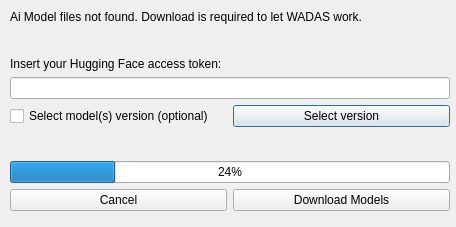
The window that wadas/ui/qt/ai_model_download.ui (wadas-project/WADAS) describes before a commit, drawn with Qt 5.
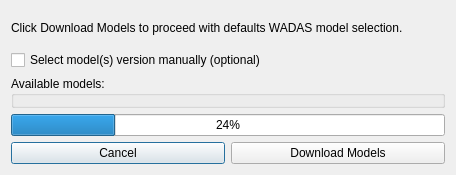
The same window after the commit.

Commit message: introduced GDPR, list of models to download

```diff
--- a/wadas/ui/qt/ai_model_download.ui
+++ b/wadas/ui/qt/ai_model_download.ui
@@ -7,106 +7,56 @@
     <x>0</x>
     <y>0</y>
     <width>456</width>
-    <height>227</height>
+    <height>175</height>
    </rect>
   </property>
   <property name="windowTitle">
    <string>Download AI Models</string>
   </property>
-  <widget class="QWidget" name="gridLayoutWidget">
-   <property name="geometry">
-    <rect>
-     <x>10</x>
-     <y>10</y>
-     <width>440</width>
-     <height>201</height>
-    </rect>
-   </property>
-   <layout class="QGridLayout" name="gridLayout">
-    <item row="7" column="1">
-     <widget class="QCheckBox" name="checkBox_select_versions">
+  <layout class="QGridLayout" name="gridLayout_2">
+   <item row="4" column="0">
+    <widget class="QPushButton" name="pushButton_cancel">
       <property name="text">
-       <string>Select model(s) version (optional)</string>
+      <string>Cancel</string>
       </property>
      </widget>
     </item>
-    <item row="3" column="1">
-     <spacer name="verticalSpacer">
-      <property name="orientation">
-       <enum>Qt::Orientation::Vertical</enum>
-      </property>
-      <property name="sizeHint" stdset="0">
-       <size>
-        <width>20</width>
-        <height>40</height>
-       </size>
-      </property>
-     </spacer>
-    </item>
-    <item row="9" column="1" colspan="2">
+   <item row="3" column="0" colspan="2">
      <widget class="QProgressBar" name="progressBar">
       <property name="value">
        <number>24</number>
       </property>
      </widget>
     </item>
-    <item row="4" column="1" colspan="2">
-     <widget class="QLabel" name="label">
-      <property name="text">
-       <string>Insert your Hugging Face access token:</string>
-      </property>
-     </widget>
-    </item>
-    <item row="7" column="2">
-     <widget class="QPushButton" name="pushButton_select_model_version">
-      <property name="text">
-       <string>Select version</string>
-      </property>
-     </widget>
-    </item>
-    <item row="0" column="1" colspan="2">
-     <widget class="QLabel" name="label_welcome_message">
-      <property name="text">
-       <string>Ai Model files not found. Download is required to let WADAS work.</string>
-      </property>
-     </widget>
-    </item>
-    <item row="10" column="2">
+   <item row="4" column="1">
      <widget class="QPushButton" name="pushButton_download">
       <property name="text">
        <string>Download Models</string>
       </property>
      </widget>
     </item>
-    <item row="10" column="1">
-     <widget class="QPushButton" name="pushButton_cancel">
-      <property name="text">
-       <string>Cancel</string>
+   <item row="2" column="0" colspan="2">
+    <widget class="QGroupBox" name="groupBox_available_models">
+     <property name="title">
+      <string>Available models:</string>
       </property>
      </widget>
     </item>
-    <item row="5" column="1" colspan="2">
-     <widget class="QLineEdit" name="lineEdit_token">
-      <property name="echoMode">
-       <enum>QLineEdit::EchoMode::Password</enum>
+   <item row="0" column="0" colspan="2">
+    <widget class="QLabel" name="label">
+     <property name="text">
+      <string>Click Download Models to proceed with defaults WADAS model selection.</string>
       </property>
      </widget>
     </item>
-    <item row="8" column="1">
-     <spacer name="verticalSpacer_2">
-      <property name="orientation">
-       <enum>Qt::Orientation::Vertical</enum>
-      </property>
-      <property name="sizeHint" stdset="0">
-       <size>
-        <width>20</width>
-        <height>40</height>
-       </size>
-      </property>
-     </spacer>
-    </item>
-   </layout>
-  </widget>
+   <item row="1" column="0" colspan="2">
+    <widget class="QCheckBox" name="checkBox_select_versions">
+     <property name="text">
+      <string>Select model(s) version manually (optional)</string>
+     </property>
+    </widget>
+   </item>
+  </layout>
  </widget>
  <resources/>
  <connections/>
```
Lines whose indentation alone changed are shown as unchanged. The commit also changes 12 other files.
